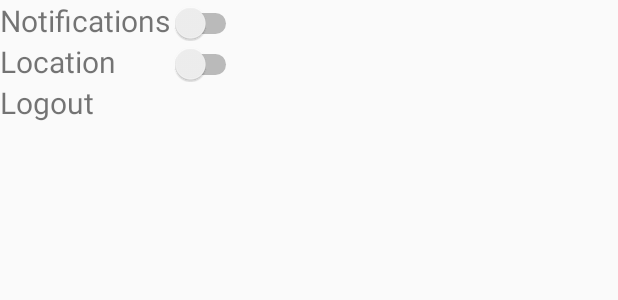
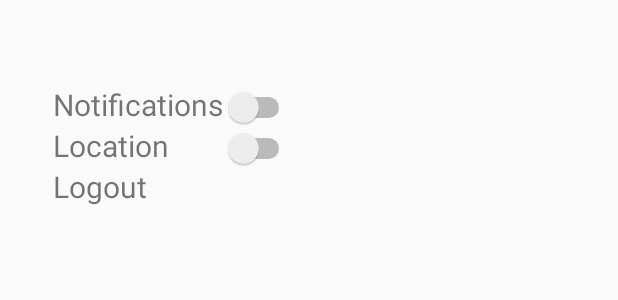
Before and after one commit to NulliSecundus/Boozey, an Android app: the layout settings_screen.xml on its own in the app's theme, with its tools: preview values and no code run, on a phone screen of 412 x 824 dp. Shown: the top 300 px of the screen. Run offline under Robolectric (Android 15) with nearby library versions, the phone set to English and light mode, and no system bars.

Commit message:
fixed formatting issue in settings screen overlap with actionbar

```diff
--- a/app/src/main/res/layout/settings_screen.xml
+++ b/app/src/main/res/layout/settings_screen.xml
@@ -1,7 +1,9 @@
 <?xml version="1.0" encoding="utf-8"?>
 <TableLayout xmlns:android="http://schemas.android.com/apk/res/android"
-        android:layout_width="match_parent"
-        android:layout_height="match_parent">
+    android:layout_width="wrap_content"
+    android:layout_height="match_parent"
+    android:layout_marginLeft="16pt"
+    android:layout_marginTop="?android:attr/actionBarSize">
 
     <TableRow
         android:layout_width="match_parent"
```
Lines whose indentation alone changed are shown as unchanged.
